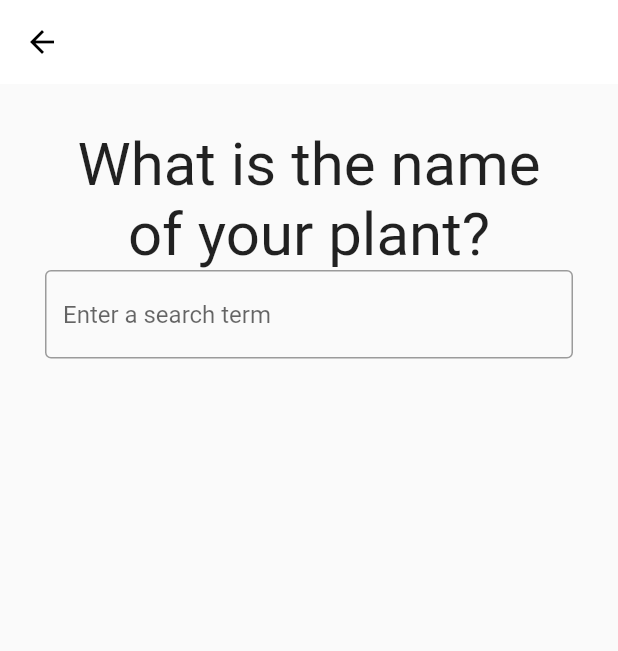
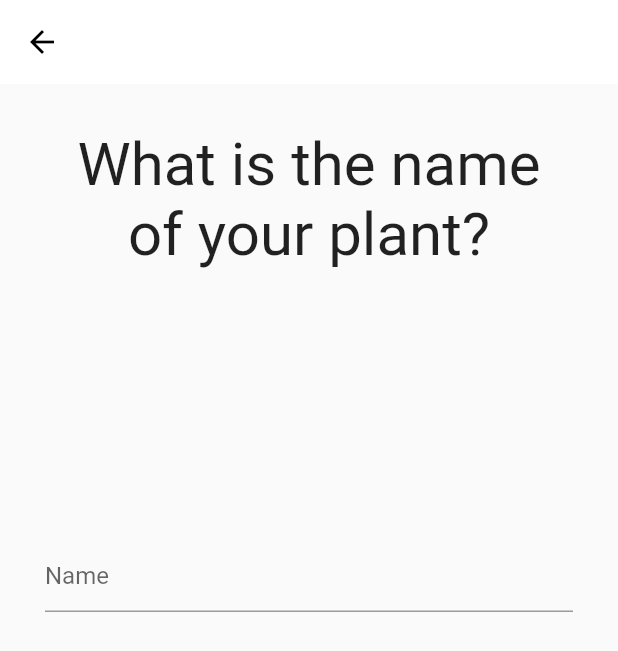
Before and after one commit to Brenden-Smith/gro, a Flutter app: the Question screen opened directly, on a phone screen of 412 x 824 dp. Shown: the top 651 px of the screen. Run offline on Flutter 3.47's test engine with Material 2 defaults, Android fonts, the light colour scheme and no system bars; our stand-ins replace cloud_firestore, firebase_auth, firebase_core, google_sign_in; accounts and stored records are empty.

Commit message:
questionnaire

```diff
--- a/gro/lib/screens/question.dart
+++ b/gro/lib/screens/question.dart
@@ -22,11 +22,14 @@ class _QuestionState extends State<Question> {
               fontSize: 40,
             ),
           ),
+          SizedBox(
+            height: 180,
+          ),
           Center(
-            child: TextField(
+            child: TextFormField(
               decoration: InputDecoration(
-                  border: OutlineInputBorder(),
-                  hintText: 'Enter a search term'),
+                hintText: "Name",
+              ),
             ),
           ),
         ],
```
Also changed, not shown: gro/lib/screens/wrapper.dart (+9 -11 lines).
